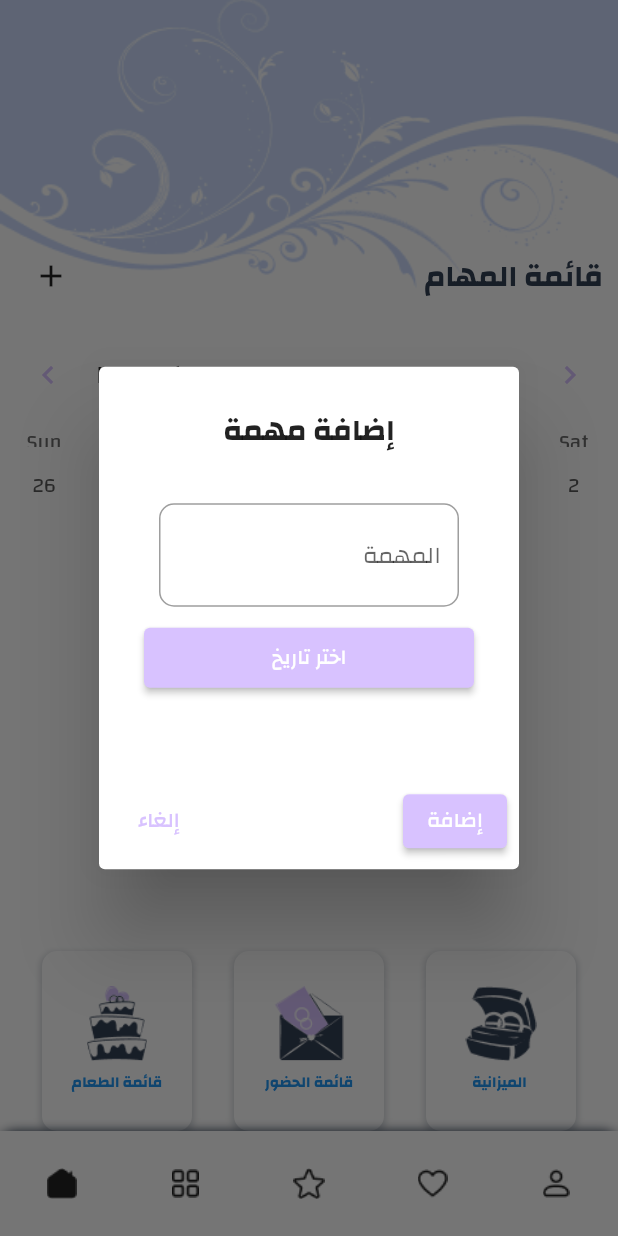
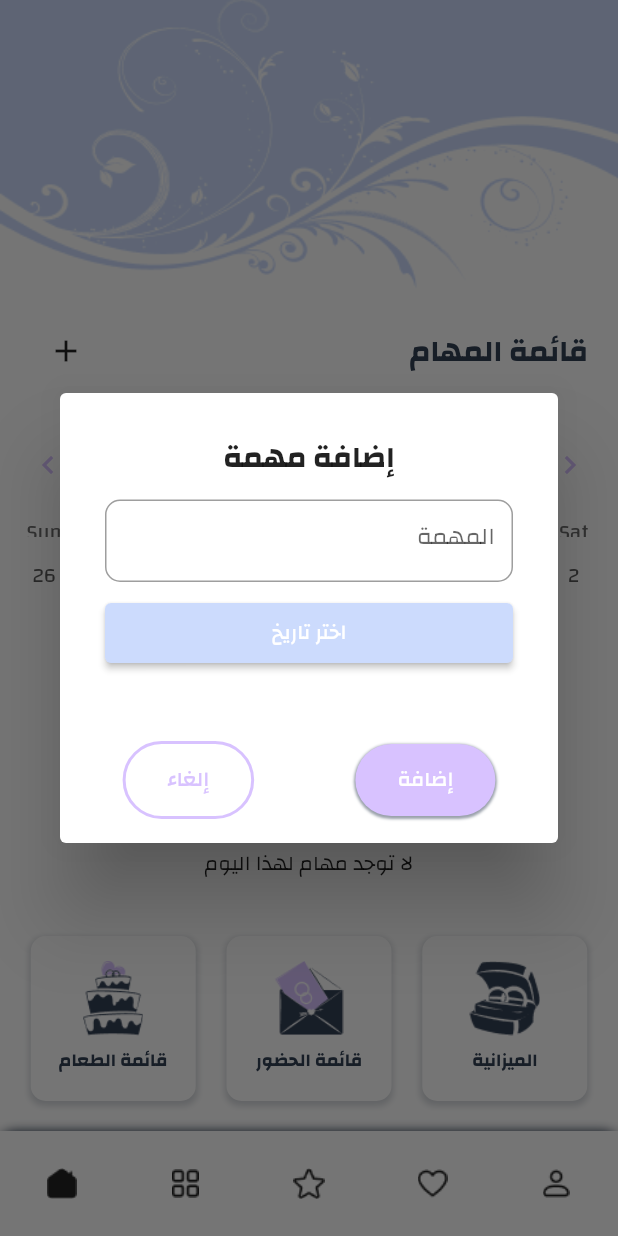
Before and after one commit to SamahFarez/3arouss, a Flutter app: the screen it shows after launch, after a tap on the "add" icon, on a phone screen of 412 x 824 dp. Run offline on Flutter 3.47's test engine with Material 2 defaults, Android fonts, the phone set to English and light mode, and no system bars; drawn by our look-alikes of table_calendar; our stand-ins replace flutter_calendar_carousel.

Commit message:
Complete Home Page

```diff
--- a/lib/app/bride/home-bride/home_bride.dart
+++ b/lib/app/bride/home-bride/home_bride.dart
@@ -32,8 +32,8 @@ class TodoListItem extends StatelessWidget {
   Widget build(BuildContext context) {
     return Container(
       height: 70,
-      padding: EdgeInsets.symmetric(horizontal: 0.0, vertical: 1.0),
-      margin: EdgeInsets.symmetric(horizontal: 5.0, vertical: 2.0),
+      padding: EdgeInsets.symmetric(horizontal: 0.0, vertical: 0.0),
+      margin: EdgeInsets.symmetric(horizontal: 13.0, vertical: 0.0),
       decoration: BoxDecoration(
         border: Border.all(
           width: 2,
@@ -41,7 +41,14 @@ class TodoListItem extends StatelessWidget {
         ),
         borderRadius: BorderRadius.circular(20.0),
       ),
-      child: Card(
+      child: Container(
+        decoration: BoxDecoration(
+          border: Border.all(
+            width: 1,
+            color: gray_color,
+          ),
+          borderRadius: BorderRadius.circular(5.0),
+        ),
         child: ListTile(
           title: Row(
             mainAxisAlignment: MainAxisAlignment.spaceBetween,
@@ -88,6 +95,7 @@ class TodoListItem extends StatelessWidget {
                     onTodoToggle();
                   },
                   activeColor: blue_color,
+                  side: BorderSide(color: Colors.blue), // Color of the border
                 ),
               ),
             ],
@@ -133,16 +141,16 @@ class _BrideHomePageState extends State<BrideHomePage> {
             ),
             textAlign: TextAlign.center,
           ),
-          contentPadding: EdgeInsets.all(30),
+          contentPadding: EdgeInsets.symmetric(horizontal: 30, vertical: 10),
           content: Container(
-            height: 150,
-            width: 200,
+            height: 135,
+            width: 320,
             child: Column(
               crossAxisAlignment: CrossAxisAlignment.stretch,
               children: [
                 Container(
                   width: 200,
-                  padding: EdgeInsets.symmetric(horizontal: 10),
+                  height: 55,
                   child: TextField(
                     controller: _todoController,
                     textAlign: TextAlign.right,
@@ -178,9 +186,9 @@ class _BrideHomePageState extends State<BrideHomePage> {
                       }
                     },
                     style: ButtonStyle(
-                      backgroundColor: MaterialStateProperty.all(purple_color),
+                      backgroundColor: MaterialStateProperty.all(blue_color),
                       fixedSize: MaterialStateProperty.all(
-                          Size(150, 40)), // Adjust the size as needed
+                          Size(80, 40)), // Adjust the size as needed
                     ),
                     child: Text(
                       'اختر تاريخ',
@@ -193,18 +201,53 @@ class _BrideHomePageState extends State<BrideHomePage> {
           ),
           actions: <Widget>[
             Row(
-              mainAxisAlignment: MainAxisAlignment.spaceBetween,
+              mainAxisAlignment: MainAxisAlignment.spaceAround,
               children: [
-                TextButton(
+                Container(
+                  margin: EdgeInsets.symmetric(
+                      vertical: 0.0,
+                      horizontal: 10.0), // Optional: Adjust margin as needed
+                  decoration: BoxDecoration(
+                    borderRadius:
+                        BorderRadius.circular(100.0), // Set rounded corners
+                    border: Border.all(
+                      color: purple_color, // Set the border color
+                      width: 2.0, // Set the border width
+                    ),
+                  ),
+                  child: TextButton(
                     onPressed: () {
                       Navigator.of(context).pop();
                     },
+                    child: Padding(
+                      padding: EdgeInsets.symmetric(
+                          vertical: 3.0,
+                          horizontal: 20.0), // Adjust padding as needed
                       child: Text(
                         'إلغاء',
                         style: TextStyle(color: purple_color),
                       ),
                     ),
-                ElevatedButton(
+                  ),
+                ),
+                Container(
+                  margin:
+                      EdgeInsets.all(10.0), // Optional: Adjust margin as needed
+                  decoration: BoxDecoration(
+                    borderRadius:
+                        BorderRadius.circular(100.0), // Set rounded corners
+                    color: purple_color, // Set the background color
+                    boxShadow: [
+                      BoxShadow(
+                        color:
+                            dark_color.withOpacity(0.5), // Set the shadow color
+                        spreadRadius: 1, // Set the spread radius of the shadow
+                        blurRadius: 0.8, // Set the blur radius of the shadow
+                        offset: Offset(0, 1), // Set the offset of the shadow
+                      ),
+                    ],
+                  ),
+                  child: TextButton(
                     onPressed: () {
                       String newTodo = _todoController.text.trim();
                       if (newTodo.isNotEmpty) {
@@ -223,14 +266,17 @@ class _BrideHomePageState extends State<BrideHomePage> {
                       _todoController.clear();
                       Navigator.of(context).pop();
                     },
-                  style: ButtonStyle(
-                    backgroundColor: MaterialStateProperty.all(purple_color),
-                  ),
+                    child: Padding(
+                      padding: EdgeInsets.symmetric(
+                          vertical: 3.0,
+                          horizontal: 20.0), // Adjust padding as needed
                       child: Text(
                         'إضافة',
                         style: TextStyle(color: white_color),
                       ),
                     ),
+                  ),
+                )
               ],
             ),
           ],
@@ -244,20 +290,17 @@ class _BrideHomePageState extends State<BrideHomePage> {
     return Scaffold(
       body: Stack(
         children: [
-          // Your existing background image code
-          // ...body: Stack(
           Image.asset(
             background_image, // Replace with your image path
             fit: BoxFit.cover,
             width: double.infinity,
             height: double.infinity,
           ),
-
           Column(
             children: [
-              SizedBox(height: 150),
+              SizedBox(height: 190),
               Padding(
-                padding: EdgeInsets.all(10.0),
+                padding: EdgeInsets.all(20.0),
                 child: Row(
                   mainAxisAlignment: MainAxisAlignment.spaceBetween,
                   children: [
@@ -271,7 +314,6 @@ class _BrideHomePageState extends State<BrideHomePage> {
                       mainAxisSize: MainAxisSize.min,
                       mainAxisAlignment: MainAxisAlignment.end,
                       children: [
-                        SizedBox(width: 20),
                         Text(
                           'قائمة المهام',
                           style: TextStyle(
@@ -286,8 +328,8 @@ class _BrideHomePageState extends State<BrideHomePage> {
                   ],
                 ),
               ),
-              SizedBox(
-                height: 150,
+              Container(
+                height: 135,
                 child: Builder(
                   builder: (context) => TableCalendar(
                     focusedDay: DateTime.now(),
@@ -300,18 +342,18 @@ class _BrideHomePageState extends State<BrideHomePage> {
                     calendarStyle: CalendarStyle(
                       outsideTextStyle: TextStyle(color: gray_color),
                       selectedDecoration: BoxDecoration(
-                        color: purple_color,
+                        color: blue_color,
                         shape: BoxShape.circle,
                       ),
                       todayDecoration: BoxDecoration(
-                        color: blue_color,
+                        color: purple_color,
                         borderRadius: BorderRadius.circular(10),
                       ),
                     ),
                     headerStyle: HeaderStyle(
                       formatButtonTextStyle: TextStyle().copyWith(
                         color: white_color,
-                        fontSize: 15.0,
+                        fontSize: 14.0,
                       ),
                       formatButtonDecoration: BoxDecoration(
                         color: gray_color,
@@ -334,8 +376,18 @@ class _BrideHomePageState extends State<BrideHomePage> {
                 ),
               ),
               Expanded(
-                child: ListView.builder(
-                  reverse: false,
+                child: _todoList.isEmpty
+                    ? Column(
+                        children: [
+                          Image.asset(
+                            success_image, // Replace with the actual path
+                            width: 150,
+                            height: 150,
+                          ),
+                          Text("لا توجد مهام لهذا اليوم")
+                        ],
+                      )
+                    : ListView.builder(
                         itemCount: _todoList.length,
                         itemBuilder: (context, index) {
                           return TodoListItem(
@@ -349,8 +401,9 @@ class _BrideHomePageState extends State<BrideHomePage> {
                         },
                       ),
               ),
-              SizedBox(height: 20),
-              Row(
+              Container(
+                padding: EdgeInsets.symmetric(horizontal: 0.0, vertical: 10.0),
+                child: Row(
                   mainAxisAlignment: MainAxisAlignment.spaceEvenly,
                   children: [
                     _buildButtonBox('قائمة الطعام', food_image, () {
@@ -364,6 +417,8 @@ class _BrideHomePageState extends State<BrideHomePage> {
                     }),
                   ],
                 ),
+              ),
+              SizedBox(height: 10), //Bottom screen
             ],
           ),
         ],
@@ -409,8 +464,8 @@ class _BrideHomePageState extends State<BrideHomePage> {
   Widget _buildButtonBox(
       String title, String imagePath, VoidCallback onPressed) {
     return Container(
-      width: 100,
-      height: 120,
+      width: 110,
+      height: 110,
       decoration: BoxDecoration(
         color: white_color,
         borderRadius: BorderRadius.circular(10),
@@ -437,9 +492,12 @@ class _BrideHomePageState extends State<BrideHomePage> {
             Text(
               title,
               style: TextStyle(
-                fontSize: 10,
+                fontSize: 12,
                 fontWeight: FontWeight.bold,
+                color: dark_color,
+                fontFamily: 'Changa',
               ),
+              textAlign: TextAlign.center,
             ),
           ],
         ),
--- a/lib/app/shared/images.dart
+++ b/lib/app/shared/images.dart
@@ -13,3 +13,4 @@ const invitation_image = "assets/invitation.png";
 const food_image = "assets/food.png";
 const rings_image = "assets/rings.png";
 const married_image = "assets/married.png";
+const success_image = "assets/success.png";
--- a/lib/main.dart
+++ b/lib/main.dart
@@ -1,5 +1,6 @@
 import 'package:flutter/material.dart';
 import 'package:flutter_localizations/flutter_localizations.dart';
+import 'package:our_wedding_app/app/shared/colors.dart';
 import 'app/bride/home-bride/home_bride.dart';
 
 
--- a/pubspec.yaml
+++ b/pubspec.yaml
@@ -38,6 +38,7 @@ flutter:
     - assets/food.png
     - assets/rings.png
     - assets/married.png
+    - assets/success.png
   fonts:
     - family: Changa
       fonts:
```
Also changed, not shown: assets/success.png (added), assets/sucess.png (deleted). Lines whose indentation alone changed are shown as unchanged.
